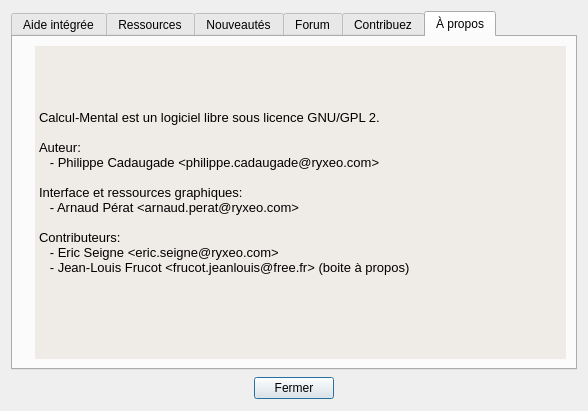
Txikilinux/leterrier-calculment, file abuleduaproposv0.ui: the form before one commit.
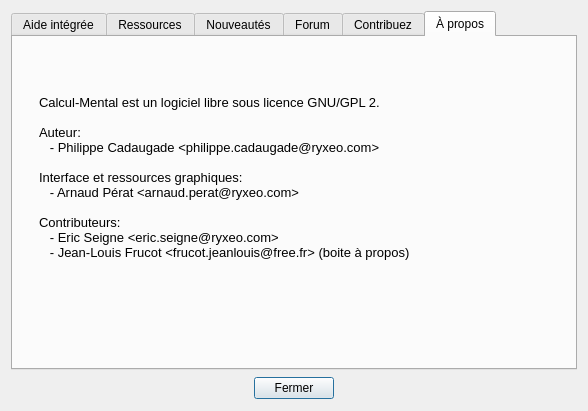
The form after the commit. The open tabs and pages were chosen to show the change. Icons and pictures are not drawn.

Commit message: Mise à jour de la boite A Propos (notamment fond de texte transparent)

What changed in the file:
```diff
--- a/abuleduaproposv0.ui
+++ b/abuleduaproposv0.ui
@@ -242,7 +242,7 @@
              <active>
               <colorrole role="Base">
                <brush brushstyle="SolidPattern">
-                <color alpha="255">
+                <color alpha="0">
                  <red>239</red>
                  <green>235</green>
                  <blue>231</blue>
@@ -253,7 +253,7 @@
              <inactive>
               <colorrole role="Base">
                <brush brushstyle="SolidPattern">
-                <color alpha="255">
+                <color alpha="0">
                  <red>239</red>
                  <green>235</green>
                  <blue>231</blue>
@@ -296,7 +296,6 @@
 &lt;td style=&quot;border: none;&quot;&gt;
 &lt;p style=&quot;-qt-paragraph-type:empty; margin-top:0px; margin-bottom:0px; margin-left:0px; margin-right:0px; -qt-block-indent:0; text-indent:0px;&quot;&gt;&lt;/p&gt;
 &lt;p style=&quot;-qt-paragraph-type:empty; margin-top:0px; margin-bottom:0px; margin-left:0px; margin-right:0px; -qt-block-indent:0; text-indent:0px;&quot;&gt;&lt;/p&gt;
-&lt;p style=&quot;-qt-paragraph-type:empty; margin-top:0px; margin-bottom:0px; margin-left:0px; margin-right:0px; -qt-block-indent:0; text-indent:0px;&quot;&gt;&lt;/p&gt;
 &lt;p style=&quot; margin-top:0px; margin-bottom:0px; margin-left:0px; margin-right:0px; -qt-block-indent:0; text-indent:0px;&quot;&gt;Calcul-Mental est un logiciel libre sous licence GNU/GPL 2.&lt;/p&gt;
 &lt;p style=&quot;-qt-paragraph-type:empty; margin-top:0px; margin-bottom:0px; margin-left:0px; margin-right:0px; -qt-block-indent:0; text-indent:0px;&quot;&gt;&lt;/p&gt;
 &lt;p style=&quot; margin-top:0px; margin-bottom:0px; margin-left:0px; margin-right:0px; -qt-block-indent:0; text-indent:0px;&quot;&gt;Auteur:&lt;/p&gt;
```
Left out of the diff: 4 changed lines with no effect on the pictures. The commit also changes 2 other files.
